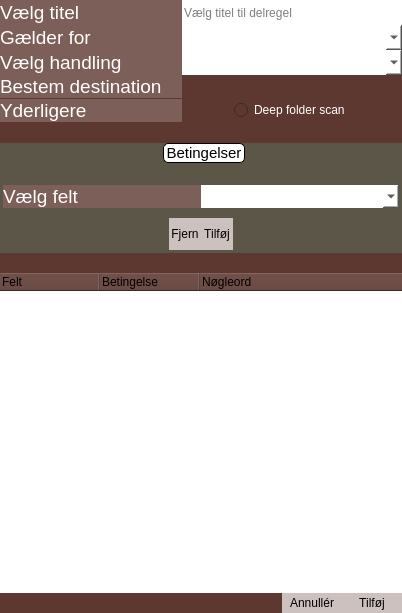
Qt form abstractRuleDialog.ui (Cannabis2013/FileMover) before a commit.
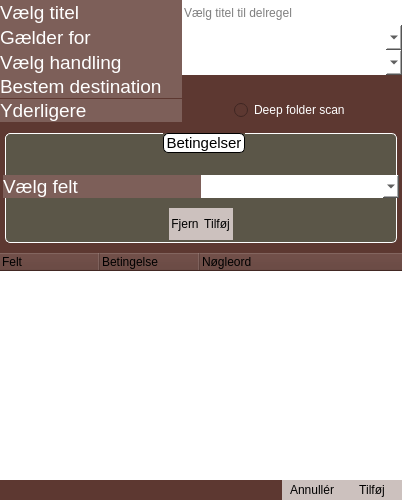
The same form after that commit. Icons and pictures are not drawn. Custom widgets are drawn as their Qt base class.

Diff of the .ui file:
```diff
--- a/abstractRuleDialog.ui
+++ b/abstractRuleDialog.ui
@@ -7,7 +7,7 @@
     <x>0</x>
     <y>0</y>
     <width>402</width>
-    <height>613</height>
+    <height>500</height>
    </rect>
   </property>
   <property name="sizePolicy">
@@ -19,13 +19,13 @@
   <property name="minimumSize">
    <size>
     <width>402</width>
-    <height>600</height>
+    <height>500</height>
    </size>
   </property>
   <property name="maximumSize">
    <size>
     <width>402</width>
-    <height>16777215</height>
+    <height>500</height>
    </size>
   </property>
   <property name="windowTitle">
@@ -597,7 +597,7 @@
         <property name="sizeHint" stdset="0">
          <size>
           <width>20</width>
-          <height>20</height>
+          <height>10</height>
          </size>
         </property>
        </spacer>
@@ -624,8 +624,12 @@
         <property name="styleSheet">
          <string notr="true">QGroupBox
 {	
-	border:0px solid;
+	border:1px solid white;
 	background-color: rgb(91, 86, 72);
+	margin-left: 5px;
+	margin-right: 5px;
+	padding: 2px;
+	border-radius:5px;
 }
 QGroupBox::title
 {
@@ -938,7 +942,7 @@
         <property name="sizeHint" stdset="0">
          <size>
           <width>20</width>
-          <height>20</height>
+          <height>10</height>
          </size>
         </property>
        </spacer>
```
